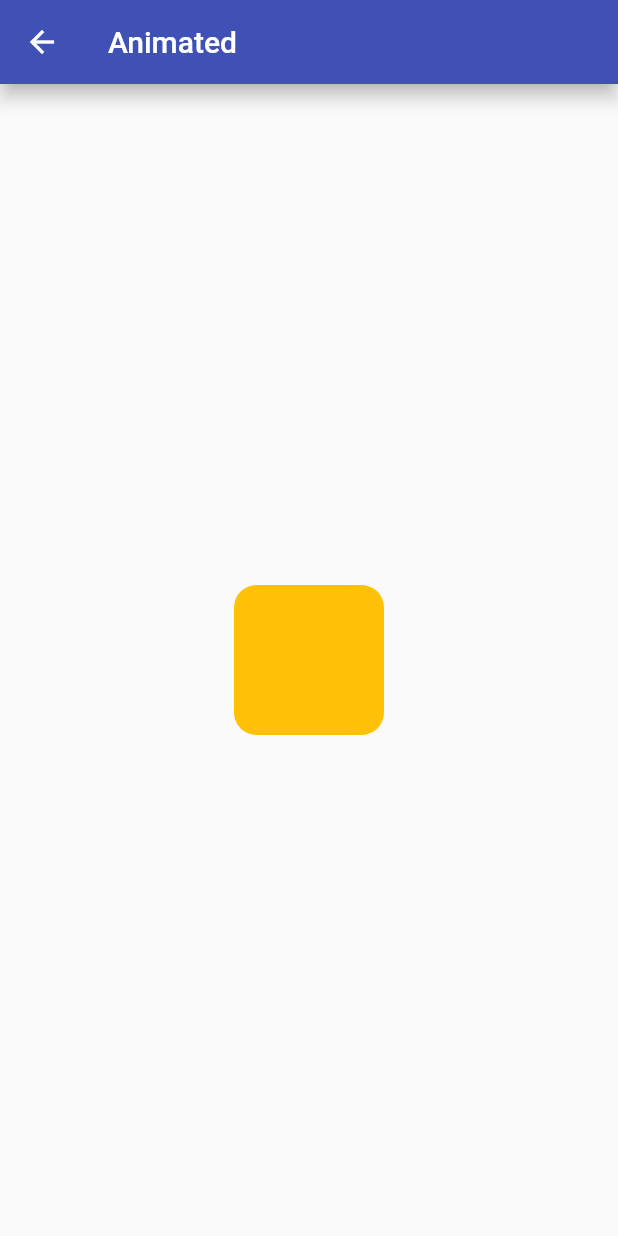
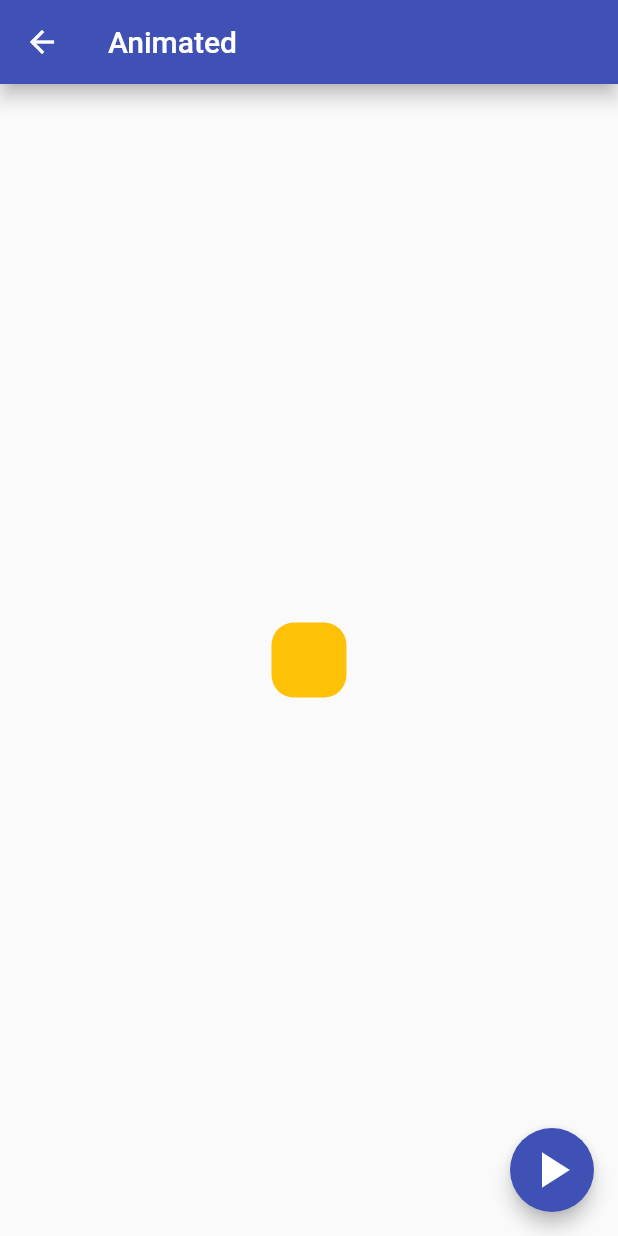
Before and after one commit to JoelGRod/flutter-components-app, a Flutter app: the AnimatedScreen screen opened by its route, on a phone screen of 412 x 824 dp. Run offline on Flutter 3.47's test engine with Material 2 defaults, Android fonts, the phone set to English and light mode, and no system bars.

Commit message:
animated widget

```diff
--- a/lib/components/screens/animated_screen.dart
+++ b/lib/components/screens/animated_screen.dart
@@ -1,4 +1,7 @@
+import 'dart:math' show Random;
+
 import 'package:flutter/material.dart';
+
 
 class AnimatedScreen extends StatefulWidget {
 
@@ -9,6 +12,30 @@ class AnimatedScreen extends StatefulWidget {
 }
 
 class _AnimatedScreenState extends State<AnimatedScreen> {
+
+  // State
+  double _width = 50;
+  double _height = 50;
+  Color _boxColor = Colors.amber;
+  BorderRadiusGeometry _borderRadius = BorderRadius.circular(15);
+
+  void changeShape() {
+    Random gen = Random();
+    setState(() {
+      _width = gen.nextInt(300).toDouble() + 50;
+      _height = gen.nextInt(300).toDouble() + 50;
+      _boxColor = Color.fromRGBO(
+        gen.nextInt(255),
+        gen.nextInt(255),
+        gen.nextInt(255),
+        1
+      );
+      _borderRadius = BorderRadius.circular(
+        gen.nextInt(90).toDouble() + 10
+      );
+    });
+  }
+
   @override
   Widget build(BuildContext context) {
     return Scaffold(
@@ -16,15 +43,20 @@ class _AnimatedScreenState extends State<AnimatedScreen> {
         title: const Text('Animated'),
       ),
       body: Center(
-         child: Container(
-           width: 100,
-           height: 100,
+         child: AnimatedContainer(
+           duration: const Duration(milliseconds: 300),
+           curve: Curves.easeOutCubic,
+           width: _width,
+           height: _height,
            decoration: BoxDecoration(
-            color: Colors.amber,
-            borderRadius: BorderRadius.circular(15)
+            color: _boxColor,
+            borderRadius: _borderRadius
            )
-
          ),
+      ),
+      floatingActionButton: FloatingActionButton(
+        child: const Icon( Icons.play_arrow, size: 40, ),
+        onPressed: changeShape,
       ),
     );
   }
--- a/lib/main.dart
+++ b/lib/main.dart
@@ -20,7 +20,7 @@ class MyApp extends StatelessWidget {
 
         // Main app Routes (clean - refactorized)
         initialRoute: AppRoutes.initialRoute,
-        routes: AppRoutes.getMenuOptions(),
+        routes: AppRoutes.getAppRoutes(),
         // Extra Routes (Routes that do not exist)
         onGenerateRoute: (settings) => AppRoutes.onGenerateRoute(settings),
 
--- a/lib/router/app_routes.dart
+++ b/lib/router/app_routes.dart
@@ -8,12 +8,6 @@ class AppRoutes {
   static const initialRoute = 'home';
 
   static final List<MenuOption> menuOptions = <MenuOption>[
-    MenuOption(
-      name: 'Home',
-      routeName: 'home',
-      screen: const HomeScreen(),
-      icon: Icons.home
-      ),
     MenuOption(
       name: 'List View I',
       routeName: 'list_view1',
@@ -62,8 +56,12 @@ class AppRoutes {
   // };
 
   // Routes Map Way II:
-  static Map<String, Widget Function(BuildContext)> getMenuOptions() {
+  static Map<String, Widget Function(BuildContext)> getAppRoutes() {
     final Map<String, Widget Function(BuildContext)> options = {};
+
+    options.addAll({
+      'home': (BuildContext context) => const HomeScreen()
+    });
 
     for (final option in menuOptions) {
       options.addAll(
```
